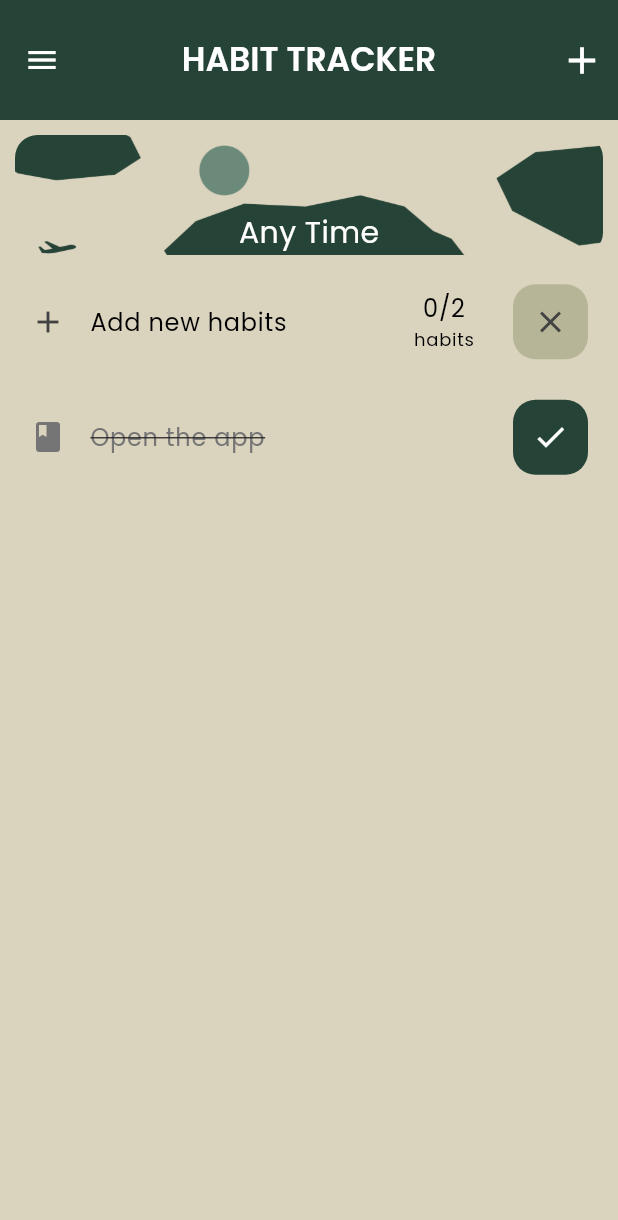
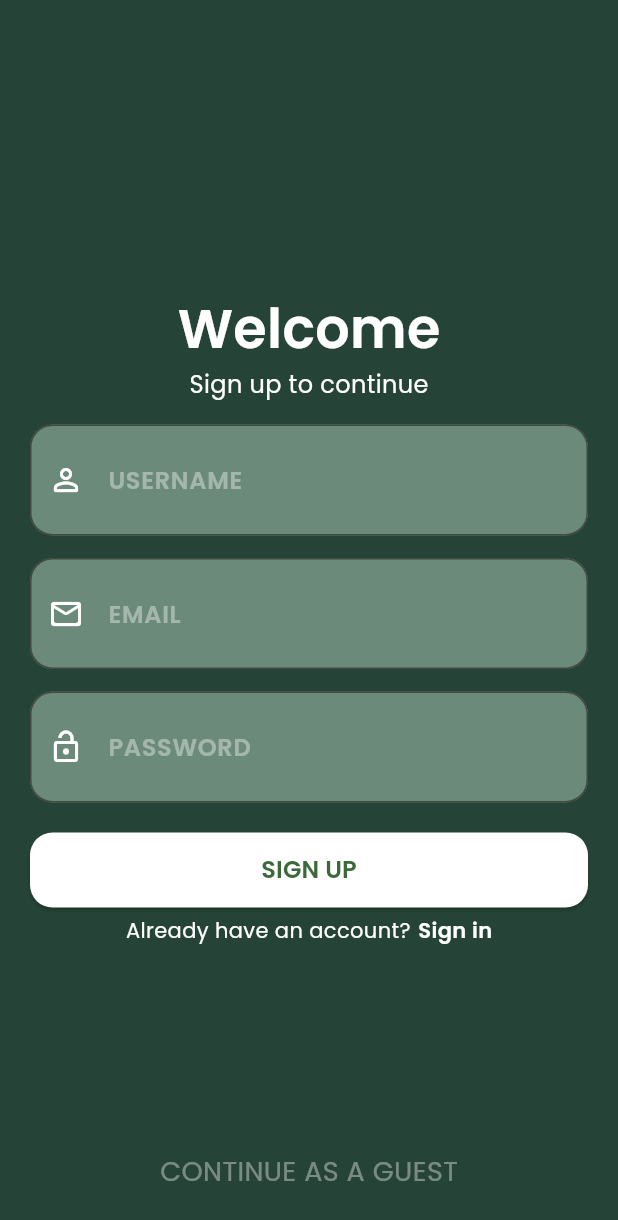
Before and after one commit to ashellz/habitt, a Flutter app: the screen it shows after launch, on a phone screen of 412 x 824 dp. Shown: the top 1220 px of the screen. Run offline on Flutter 3.47's test engine with Material 3 defaults, Android fonts, the phone set to English and light mode, and no system bars; drawn by our look-alikes of flutter_slidable; our stand-ins replace awesome_notifications, firebase_auth, firebase_core, fluttertoast, hive, hive_flutter and 1 more; missing offline and left inert: icons_flutter, workmanager; accounts and stored records are empty.

```diff
--- a/lib/main.dart
+++ b/lib/main.dart
@@ -1,6 +1,7 @@
 import 'package:flutter/material.dart';
 import 'package:flutter/services.dart';
 import 'package:habit_tracker/data/habit_tile.dart';
+import 'package:habit_tracker/pages/signup_page.dart';
 import 'package:habit_tracker/util/functions/fillKeys.dart';
 import 'package:hive_flutter/hive_flutter.dart';
 import 'pages/home_page.dart';
@@ -19,7 +20,6 @@ Future<void> main() async {
   await SystemChrome.setPreferredOrientations([
     DeviceOrientation.portraitUp,
   ]);
-  WidgetsFlutterBinding.ensureInitialized();
   await Firebase.initializeApp(
     options: DefaultFirebaseOptions.currentPlatform,
   );
@@ -151,6 +151,20 @@ void openCategory() {
   }
 }
 
+hasHabits() {
+  for (int i = 0; i < habitBox.length; i++) {
+    if (habitBox.getAt(i)?.category == 'Morning') {
+      morningHasHabits = true;
+    } else if (habitBox.getAt(i)?.category == 'Afternoon') {
+      afternoonHasHabits = true;
+    } else if (habitBox.getAt(i)?.category == 'Evening') {
+      eveningHasHabits = true;
+    } else if (habitBox.getAt(i)?.category == 'Any time') {
+      anytimeHasHabits = true;
+    }
+  }
+}
+
 class MyApp extends StatelessWidget {
   const MyApp({super.key});
 
@@ -177,21 +191,7 @@ class MyApp extends StatelessWidget {
               fontFamily: 'Poppins',
             ),
       ),
-      home: const HomePage(),
+      home: SignupPage(),
     );
   }
 }
-
-hasHabits() {
-  for (int i = 0; i < habitBox.length; i++) {
-    if (habitBox.getAt(i)?.category == 'Morning') {
-      morningHasHabits = true;
-    } else if (habitBox.getAt(i)?.category == 'Afternoon') {
-      afternoonHasHabits = true;
-    } else if (habitBox.getAt(i)?.category == 'Evening') {
-      eveningHasHabits = true;
-    } else if (habitBox.getAt(i)?.category == 'Any time') {
-      anytimeHasHabits = true;
-    }
-  }
-}
--- /dev/null
+++ b/lib/pages/signup_page.dart
@@ -0,0 +1,193 @@
+import 'package:flutter/material.dart';
+import 'package:habit_tracker/pages/home_page.dart';
+import 'package:habit_tracker/pages/login_page.dart';
+import 'package:habit_tracker/services/auth_service.dart';
+
+class SignupPage extends StatelessWidget {
+  SignupPage({super.key});
+
+  final TextEditingController _usernameController = TextEditingController();
+  final TextEditingController _emailController = TextEditingController();
+  final TextEditingController _passwordController = TextEditingController();
+
+  @override
+  Widget build(BuildContext context) {
+    return Scaffold(
+      backgroundColor: const Color.fromARGB(255, 37, 67, 54),
+      body: Stack(
+        children: [
+          Padding(
+            padding: const EdgeInsets.symmetric(horizontal: 20),
+            child: Column(
+              crossAxisAlignment: CrossAxisAlignment.center,
+              mainAxisAlignment: MainAxisAlignment.center,
+              children: [
+                const Text('Welcome',
+                    style: TextStyle(
+                        fontSize: 36,
+                        fontWeight: FontWeight.bold,
+                        color: Colors.white)),
+                const Text('Sign up to continue',
+                    style: TextStyle(fontSize: 16, color: Colors.white)),
+
+                //USERNAME
+                Padding(
+                  padding: const EdgeInsets.only(top: 15),
+                  child: TextFormField(
+                    controller: _usernameController,
+                    style: const TextStyle(color: Colors.white),
+                    decoration: const InputDecoration(
+                      prefixIcon: Icon(Icons.person_outline_rounded,
+                          color: Colors.white),
+                      contentPadding:
+                          EdgeInsets.symmetric(vertical: 25, horizontal: 20),
+                      labelStyle: TextStyle(
+                          fontSize: 16.0,
+                          color: Colors.white38,
+                          fontWeight: FontWeight.bold),
+                      labelText: "USERNAME",
+                      border: OutlineInputBorder(
+                        borderRadius: BorderRadius.all(Radius.circular(15.0)),
+                        borderSide: BorderSide(color: Colors.black),
+                      ),
+                      filled: true,
+                      fillColor: Color.fromARGB(255, 107, 138, 122),
+                    ),
+                  ),
+                ),
+
+                // EMAIL
+                Padding(
+                  padding: const EdgeInsets.only(top: 15),
+                  child: TextFormField(
+                    controller: _emailController,
+                    keyboardType: TextInputType.emailAddress,
+                    style: const TextStyle(color: Colors.white),
+                    decoration: const InputDecoration(
+                      prefixIcon:
+                          Icon(Icons.mail_outline_rounded, color: Colors.white),
+                      contentPadding:
+                          EdgeInsets.symmetric(vertical: 25, horizontal: 20),
+                      labelStyle: TextStyle(
+                          fontSize: 16.0,
+                          color: Colors.white38,
+                          fontWeight: FontWeight.bold),
+                      labelText: "EMAIL",
+                      border: OutlineInputBorder(
+                        borderRadius: BorderRadius.all(Radius.circular(15.0)),
+                        borderSide: BorderSide(color: Colors.black),
+                      ),
+                      hintText: "example@mail.com",
+                      hintStyle: TextStyle(color: Colors.white38),
+                      filled: true,
+                      fillColor: Color.fromARGB(255, 107, 138, 122),
+                    ),
+                  ),
+                ),
+
+                // PASSWORD
+                Padding(
+                  padding: const EdgeInsets.only(top: 15),
+                  child: TextFormField(
+                    controller: _passwordController,
+                    obscureText: true,
+                    keyboardType: TextInputType.visiblePassword,
+                    style: const TextStyle(color: Colors.white),
+                    decoration: const InputDecoration(
+                      prefixIcon:
+                          Icon(Icons.lock_open_outlined, color: Colors.white),
+                      contentPadding:
+                          EdgeInsets.symmetric(vertical: 25, horizontal: 20),
+                      labelStyle: TextStyle(
+                          fontSize: 16.0,
+                          color: Colors.white38,
+                          fontWeight: FontWeight.bold),
+                      labelText: "PASSWORD",
+                      border: OutlineInputBorder(
+                        borderRadius: BorderRadius.all(Radius.circular(15.0)),
+                        borderSide: BorderSide(color: Colors.black),
+                      ),
+                      filled: true,
+                      fillColor: Color.fromARGB(255, 107, 138, 122),
+                    ),
+                  ),
+                ),
+
+                // SIGN UP BUTTON
+                Padding(
+                    padding: const EdgeInsets.only(top: 20),
+                    child: SizedBox(
+                        width: double.infinity,
+                        height: 50,
+                        child: ElevatedButton(
+                            onPressed: () async {
+                              await AuthService().signUp(
+                                  context: context,
+                                  email: _emailController.text,
+                                  password: _passwordController.text);
+                            },
+                            style: ElevatedButton.styleFrom(
+                              backgroundColor: Colors.white,
+                              shape: const RoundedRectangleBorder(
+                                borderRadius:
+                                    BorderRadius.all(Radius.circular(15.0)),
+                              ),
+                            ),
+                            child: const Text(
+                              'SIGN UP',
+                              style: TextStyle(
+                                  fontSize: 16.0, fontWeight: FontWeight.bold),
+                            )))),
+                Padding(
+                  padding: const EdgeInsets.only(top: 5),
+                  child: Row(
+                    mainAxisAlignment: MainAxisAlignment.center,
+                    children: [
+                      const Text(
+                        "Already have an account?",
+                        style: TextStyle(color: Colors.white),
+                      ),
+                      const SizedBox(width: 5),
+                      GestureDetector(
+                        onTap: () {
+                          Navigator.push(
+                            context,
+                            MaterialPageRoute(
+                                builder: (context) => LoginPage()),
+                          );
+                        },
+                        child: const Text(
+                          "Sign in",
+                          style: TextStyle(
+                              color: Colors.white, fontWeight: FontWeight.bold),
+                        ),
+                      ),
+                    ],
+                  ),
+                )
+              ],
+            ),
+          ),
+          Align(
+            alignment: Alignment.bottomCenter,
+            child: Padding(
+              padding: const EdgeInsets.all(30.0),
+              child: GestureDetector(
+                onTap: () {
+                  Navigator.pushReplacement(
+                      context,
+                      MaterialPageRoute(
+                          builder: (BuildContext context) => const HomePage()));
+                },
+                child: const Text(
+                  "CONTINUE AS A GUEST",
+                  style: TextStyle(color: Colors.white38, fontSize: 18),
+                ),
+              ),
+            ),
+          )
+        ],
+      ),
+    );
+  }
+}
--- a/lib/util/objects/add_habit.dart
+++ b/lib/util/objects/add_habit.dart
@@ -61,7 +61,6 @@ Widget addHabit(formKey, validateText, createNewTask) {
                         },
                         icon: updatedIcon,
                       ),
-
                       labelStyle: const TextStyle(fontSize: 16.0),
                       labelText: "Habit Name",
                       border: const OutlineInputBorder(
@@ -69,8 +68,7 @@ Widget addHabit(formKey, validateText, createNewTask) {
                         borderSide: BorderSide(color: Colors.black),
                       ),
                       filled: true,
-                      fillColor: const Color.fromARGB(
-                          255, 183, 181, 151), // Added background color
+                      fillColor: const Color.fromARGB(255, 183, 181, 151),
                     ),
                   ),
                 ),
```
Also changed, not shown: lib/pages/login_page.dart (added, +167 -0 lines), lib/services/auth_service.dart (+48 -1 lines), 1 other file.
